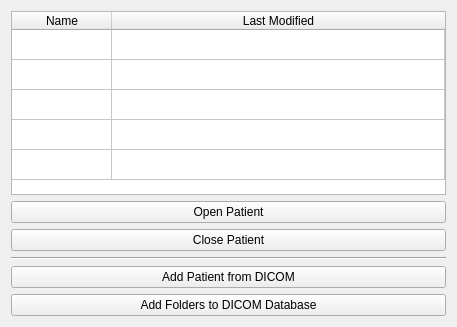
Before: the Qt Designer form Patients/Resources/UI/Patients.ui in NousNav/SlicerOpenNav, drawn with Qt 5.
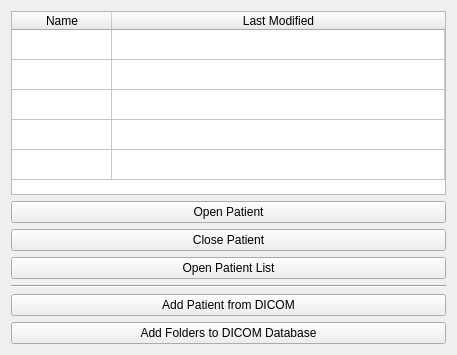
After: the same form once the commit is applied. Custom widgets are drawn as their Qt base class.

Commit message: ENH:  Add a patient list dialog to show all cases

```diff
--- a/Patients/Resources/UI/Patients.ui
+++ b/Patients/Resources/UI/Patients.ui
@@ -71,6 +71,13 @@
      </property>
     </widget>
    </item>
+   <item>
+    <widget class="QPushButton" name="PatientListButton">
+     <property name="text">
+      <string>Open Patient List</string>
+     </property>
+    </widget>
+   </item>
    <item>
     <widget class="Line" name="line">
      <property name="orientation">
```
The commit also changes 5 other files.
